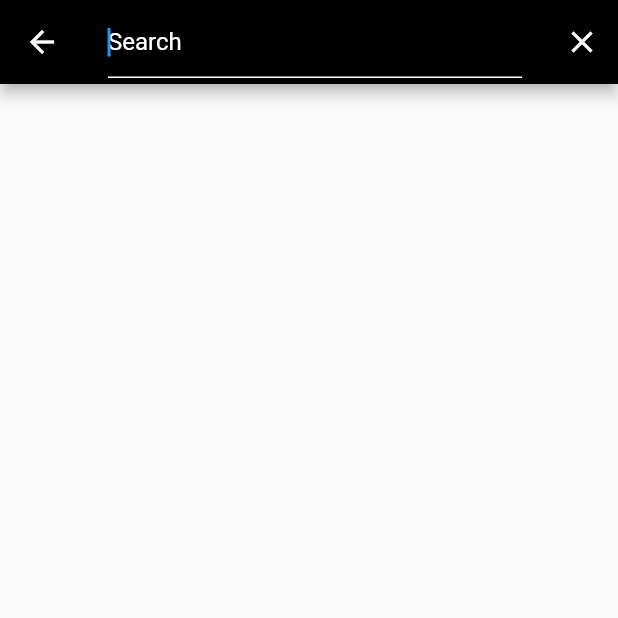
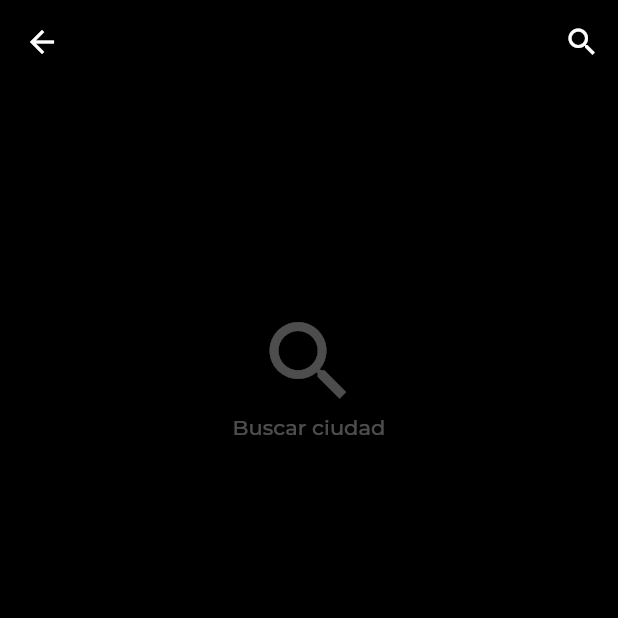
Before and after one commit to L3X7/flutter-weather-app, a Flutter app: the screen it shows after launch, item 2 of the bottom bar chosen, after a tap on the "add" icon, on a phone screen of 412 x 824 dp, the top half of it. Run offline on Flutter 3.47's test engine with Material 2 defaults, Android fonts, the phone set to English and light mode, and no system bars; our stand-ins replace flutter_svg.

Commit message:
Changes in new form

```diff
--- a/lib/form_new_city.dart
+++ b/lib/form_new_city.dart
@@ -1,4 +1,5 @@
 import 'package:flutter/material.dart';
+import 'dart:developer';
 
 class FormNewCity extends StatefulWidget {
   @override
@@ -6,28 +7,45 @@ class FormNewCity extends StatefulWidget {
 }
 
 class _FormNewCity extends State<FormNewCity> {
-  Icon actionIcon = new Icon(
-    Icons.search,
-    color: Colors.white,
-  );
-  Widget appBarTitle = new Text(
-    ' ',
-    style: TextStyle(color: Colors.white),
-  );
-  FocusNode focusTxt = FocusNode();
-
+  Icon actionIcon;
+  Widget appBarTitle;
+  List<Widget> cards;
+  Widget contentList;
+  bool visibilityList = false;
 
   @override
   void initState() {
-    // TODO: implement initState
     super.initState();
-    activateSearchButton();
+    actionIcon = new Icon(
+      Icons.search,
+      color: Colors.white,
+    );
+    appBarTitle = new Text(
+      ' ',
+      style: TextStyle(color: Colors.white),
+    );
+    cards = new List();
+    contentList = emptyCities();
+  }
 
+  @override
+  void dispose() {
+    super.dispose();
   }
 
   @override
   Widget build(BuildContext context) {
-    return new Scaffold(appBar: buildAppBar(context));
+    return new Scaffold(
+      appBar: buildAppBar(context),
+      body: new Container(
+        width: double.infinity,
+        height: double.infinity,
+        color: Colors.black,
+        child: Column(
+          children: <Widget>[Expanded(child: contentList)],
+        ),
+      ),
+    );
   }
 
   Widget buildAppBar(BuildContext context) {
@@ -39,7 +57,7 @@ class _FormNewCity extends State<FormNewCity> {
           icon: actionIcon,
           onPressed: () {
             setState(() {
-              onPressedSearchButton();
+              onPressedSearchButton(context);
             });
           },
         )
@@ -47,44 +65,70 @@ class _FormNewCity extends State<FormNewCity> {
     );
   }
 
-  void activateSearchButton() {
-    this.actionIcon = new Icon(
-      Icons.close,
-      color: Colors.white,
-    );
-    this.appBarTitle = new TextField(
-        focusNode: focusTxt,
-        style: new TextStyle(color: Colors.black),
-        decoration: new InputDecoration(
-            hintText: 'Search',
-            focusedBorder: UnderlineInputBorder(
-                borderSide: BorderSide(color: Colors.white)),
-            hintStyle: new TextStyle(color: Colors.white)));
-    focusInput();
-  }
-
-  void onPressedSearchButton() {
+  void onPressedSearchButton(BuildContext context) {
     if (this.actionIcon.icon == Icons.search) {
       this.actionIcon = new Icon(
         Icons.close,
         color: Colors.white,
       );
       this.appBarTitle = new TextField(
-          focusNode: focusTxt,
-          style: new TextStyle(color: Colors.black),
-          decoration: new InputDecoration(
-              hintText: 'Search',
-              focusedBorder: UnderlineInputBorder(
-                  borderSide: BorderSide(color: Colors.white)),
-              hintStyle: new TextStyle(color: Colors.white)));
-      focusInput();
+        style:
+            new TextStyle(color: Colors.white, fontFamily: 'Montserrat_Medium'),
+        decoration: new InputDecoration(
+            hintText: 'Buscar cuidad...',
+            focusedBorder: UnderlineInputBorder(
+                borderSide: BorderSide(color: Colors.black)),
+            hintStyle: new TextStyle(color: Colors.white30)),
+        onChanged: (text) {
+          searchText(text);
+        },
+      );
     } else {
       this.actionIcon = new Icon(Icons.search, color: Colors.white);
       this.appBarTitle = new Text('');
     }
   }
 
-  void focusInput() {
-    FocusScope.of(context).requestFocus(focusTxt);
+  Widget listCities() {
+    return ListView(
+      children: cards,
+    );
+  }
+
+  Widget emptyCities() {
+    return Container(
+        margin: EdgeInsets.only(top: 150),
+        child: Column(
+          children: <Widget>[
+            Icon(
+              Icons.search,
+              color: Colors.white30,
+              size: 70,
+            ),
+            Text(
+              'Buscar ciudad',
+              style: TextStyle(
+                  color: Colors.white30, fontFamily: 'Montserrat_Medium'),
+            )
+          ],
+        ));
+  }
+
+  void searchText(String text) {
+    setState(() {
+      cards.clear();
+      if (text.isEmpty) {
+        this.contentList = emptyCities();
+        return;
+      }
+      cards.add(
+        ListTile(
+          title: Text('San Salvador',
+              style: TextStyle(
+                  fontFamily: 'Montserrat_Medium', color: Colors.white)),
+        ),
+      );
+      this.contentList = listCities();
+    });
   }
 }
--- /dev/null
+++ b/lib/models/city.dart
@@ -0,0 +1,6 @@
+class City {
+  final int id;
+  final String name;
+
+  const City({this.id, this.name});
+}
--- a/lib/tabs/cities.dart
+++ b/lib/tabs/cities.dart
@@ -124,7 +124,7 @@ class Cities extends StatelessWidget {
               children: <Widget>[
                 new Expanded(
                     child: new Container(
-                        padding: EdgeInsets.only(top: 30.0),
+                        padding: EdgeInsets.only(top: 25.0),
                         child: Align(
                           alignment: Alignment.center,
                           child: IconButton(
```
